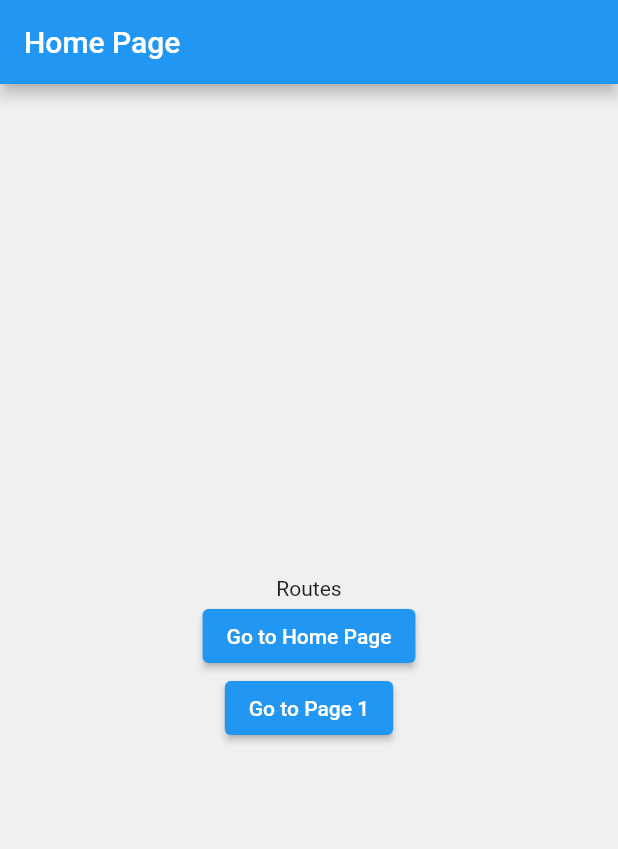
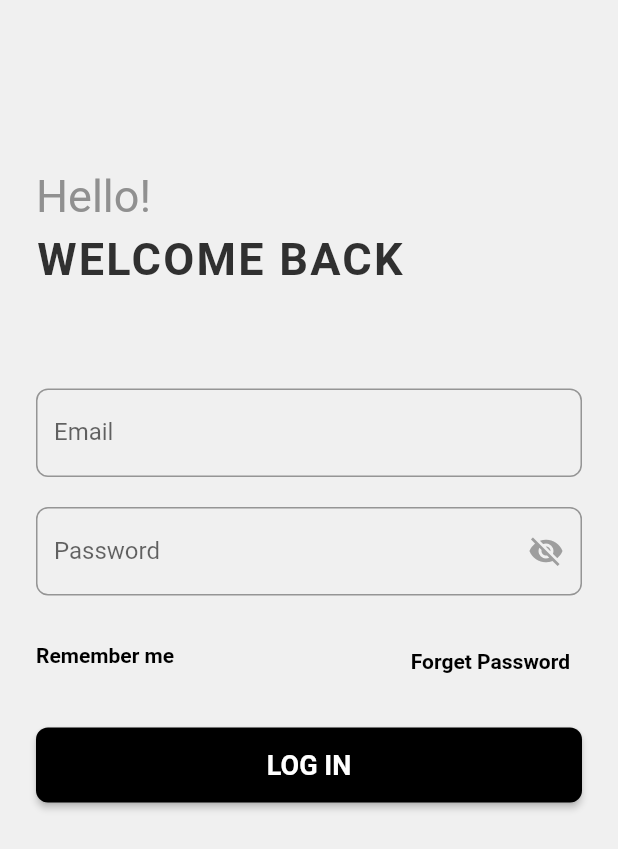
Before and after one commit to cemund/furniverse-admin, a Flutter app: the screen it shows after launch, on a phone screen of 412 x 824 dp. Shown: the top 849 px of the screen. Run offline on Flutter 3.47's test engine with Material 2 defaults, Android fonts, the phone set to English and light mode, and no system bars; our stand-ins replace cloud_firestore, firebase_auth, firebase_core; accounts and stored records are empty; Roboto replaces fonts that are missing (Avenir Next LT Pro, Nunito Sans).

Commit message:
firebase login and logout

```diff
--- /dev/null
+++ b/lib/LoginandLogout/login.dart
@@ -0,0 +1,222 @@
+import 'package:cloud_firestore/cloud_firestore.dart';
+import 'package:firebase_auth/firebase_auth.dart';
+import 'package:flutter/material.dart';
+
+
+
+class LogIn extends StatefulWidget {
+  const LogIn({super.key});
+
+  @override
+  State<LogIn> createState() => _LogInState();
+}
+
+class _LogInState extends State<LogIn> {
+
+  bool _isObscure = true;
+  final _emailController = TextEditingController();
+  final _passworController = TextEditingController();
+
+  @override
+  void dispose() {
+    _emailController.dispose();
+    _passworController.dispose();
+
+    super.dispose();
+  }
+
+  @override
+  Widget build(BuildContext context) {
+    return SafeArea(
+      child: Scaffold(
+        backgroundColor:  const Color(0xFFF0F0F0),
+        body: SingleChildScrollView(
+          physics: const NeverScrollableScrollPhysics(),
+          child: Padding(
+            padding: const EdgeInsets.all(24.0),
+            child: Column(
+              mainAxisAlignment: MainAxisAlignment.start,
+              crossAxisAlignment: CrossAxisAlignment.start,
+              children: [
+                const SizedBox(height: 76),
+
+                // Center(child: SvgPicture.asset('assets/icons/PrimaryIcon.svg')),
+
+                const SizedBox(height: 40),
+
+                const Text("Hello!",
+                  style: TextStyle(
+                    color: Color(0xFF909090),
+                    fontSize: 30,
+                    fontFamily: 'Avenir Next LT Pro',
+                    fontWeight: FontWeight.w400,
+                    height: 0.05,
+                  ),
+                ),
+
+                const SizedBox(height: 40),
+
+                const Text("WELCOME BACK",
+                  style: TextStyle(
+                    color: Color(0xFF303030),
+                    fontSize: 30,
+                    fontFamily: 'Avenir Next LT Pro',
+                    fontWeight: FontWeight.w700,
+                    height: 0.04,
+                    letterSpacing: 1.50,
+                  ),
+                ),
+
+                const SizedBox(height: 76),
+
+                TextFormField(
+                  controller: _emailController,
+                  decoration: const InputDecoration(
+                    border: OutlineInputBorder(borderRadius: BorderRadius.all(Radius.circular(8))),
+                    labelText: 'Email',
+                  ),
+                ),
+
+                const SizedBox(height: 20),
+
+                TextFormField(
+                  obscureText: _isObscure,
+                  controller: _passworController,
+                  decoration: InputDecoration(
+                    border: const OutlineInputBorder(borderRadius: BorderRadius.all(Radius.circular(8))),
+                    labelText: 'Password',
+                    suffixIcon: togglePassword(),
+                  ),
+                ),
+
+                const SizedBox(height: 20),
+
+                Row(
+                  mainAxisAlignment: MainAxisAlignment.spaceBetween,
+                  crossAxisAlignment: CrossAxisAlignment.start,
+                  children: [
+                    const Padding(
+                      padding: EdgeInsets.only(top: 12),
+                      child: Text("Remember me",
+                        style: TextStyle(
+                          color:  Colors.black,
+                          fontSize: 14,
+                          fontFamily: 'Nunito Sans',
+                          fontWeight: FontWeight.w600,
+                        ),
+                      )
+                    ),
+                    TextButton(onPressed: () {
+                      // Navigator.of(context).pushReplacement(
+                      //     MaterialPageRoute(
+                      //       builder: (context) => const EmailForgetPass(),
+                      //       ),
+                      //     );
+                        },
+                      child: const Text("Forget Password",
+                        style: TextStyle(
+                          color:  Colors.black,
+                          fontSize: 14,
+                          fontFamily: 'Nunito Sans',
+                          fontWeight: FontWeight.w600,
+                          ),
+                        )
+                      )
+                  ],
+                ),
+
+                const SizedBox(height: 20),
+
+                Center(
+                  child: SizedBox(
+                    width: double.infinity,
+                    height: 50,
+                    child: ElevatedButton(
+                      onPressed: LogIn
+                      ,
+                      style: ElevatedButton.styleFrom(
+                        backgroundColor: Colors.black,
+                        shape: RoundedRectangleBorder(borderRadius: BorderRadius.circular(8))
+                      ),
+                      child: const Text("LOG IN",
+                        style: TextStyle(
+                          color: Colors.white,
+                          fontSize: 18,
+                          fontFamily: 'Nunito Sans',
+                          fontWeight: FontWeight.w600,
+                          height: 0,
+                          ),
+                        ),
+
+                      ),
+                  )
+                ),
+
+                const SizedBox(height: 10),
+
+                // Row(
+                //   mainAxisAlignment: MainAxisAlignment.center,
+                //   crossAxisAlignment: CrossAxisAlignment.center,
+                //   children: [
+                //     const Text("Don't have an account?"),
+                //     TextButton(onPressed: () {Navigator.of(context).pushReplacement(
+                //           MaterialPageRoute(
+                //             builder: (context) => const Registration(),
+                //             ),
+                //           );
+                //         },
+                //       child: const Text("SIGN UP", style: TextStyle(
+                //         color:  Colors.black,
+                //         fontSize: 14,
+                //         fontFamily: 'Nunito Sans',
+                //         fontWeight: FontWeight.w700,
+                //         ),
+                //       )
+                //     ),
+                //   ],
+                // )
+
+              ],
+            ),
+          ),
+        ),
+      ),
+    );
+  }
+
+  Widget togglePassword(){
+    return IconButton(onPressed:(){
+      setState(() {
+        _isObscure = !_isObscure;
+      });
+    }, icon: _isObscure ? const Icon(Icons.visibility_off) : const Icon(Icons.visibility), color: Colors.grey,);
+  }
+
+  Future createUser({required String email}) async{
+    final docUser = FirebaseFirestore.instance.collection('Users');
+    final json = {
+      'email' : email,
+      'age' : 21,
+    };
+
+    await docUser.add(json);
+  }
+
+  Future LogIn() async{
+
+    showDialog(context: context,
+    barrierDismissible: false,
+    builder: (context) => Center(child: CircularProgressIndicator()));
+
+    try {
+      User? result =  (await FirebaseAuth.instance.signInWithEmailAndPassword(
+          email: _emailController.text.trim(),
+          password: _passworController.text.trim())).user;
+          print(result?.uid);
+    } on FirebaseAuthException catch (e) {
+        print(e);
+    }
+
+    //navigatorKey.currentState!.popUntil((route) => route.isFirst);
+  }
+}
--- a/lib/home/main_page.dart
+++ b/lib/home/main_page.dart
@@ -1,4 +1,8 @@
+import 'package:firebase_auth/firebase_auth.dart';
 import 'package:flutter/material.dart';
+import 'package:furniverse_admin/LoginandLogout/login.dart';
+import 'package:furniverse_admin/LoginandLogout/profile_screen.dart';
+import 'package:furniverse_admin/sample.dart';
 
 class MainButtons extends StatelessWidget {
   final Map<String, String> routes;
@@ -8,23 +12,40 @@ class MainButtons extends StatelessWidget {
   @override
   Widget build(BuildContext context) {
     return Scaffold(
-      backgroundColor:  const Color(0xFFF0F0F0),
-      appBar: AppBar(
-        title: const Text('Home Page'),
+
+      body: StreamBuilder<User?>(
+        stream: FirebaseAuth.instance.authStateChanges(),
+        builder: (context, snapshot) {
+          if (snapshot.connectionState == ConnectionState.waiting) {
+            return const Center(child: CircularProgressIndicator());
+          } else if(snapshot.hasError){
+            return const Center(child: Text("Something went wrong."),);
+          } else if (snapshot.hasData) {
+            return const ProfilePage();
+          } else {
+          return const LogIn();
+          }
+        }
       ),
-      body: Center(
-          child: Column(
-        mainAxisAlignment: MainAxisAlignment.center,
-        children: [
-          const Text('Routes'),
-          for (var route in routes.entries)
-            ElevatedButton(
-                onPressed: () {
-                  Navigator.pushNamed(context, route.key);
-                },
-                child: Text('Go to ${route.value}'))
-        ],
-      )),
+
+
+      // backgroundColor:  const Color(0xFFF0F0F0),
+      // appBar: AppBar(
+      //   title: const Text('Home Page'),
+      // ),
+      // body: Center(
+      //     child: Column(
+      //   mainAxisAlignment: MainAxisAlignment.center,
+      //   children: [
+      //     const Text('Routes'),
+      //     for (var route in routes.entries)
+      //       ElevatedButton(
+      //           onPressed: () {
+      //             Navigator.pushNamed(context, route.key);
+      //           },
+      //           child: Text('Go to ${route.value}'))
+      //   ],
+      // )),
     );
   }
 }
--- a/lib/main.dart
+++ b/lib/main.dart
@@ -1,8 +1,13 @@
 import 'package:flutter/material.dart';
+import 'package:furniverse_admin/LoginandLogout/login.dart';
 import 'package:furniverse_admin/sample.dart';
 import 'home/main_page.dart';
+import 'package:firebase_core/firebase_core.dart';
+import 'firebase_options.dart';
 
-void main() {
+void main() async {
+  WidgetsFlutterBinding.ensureInitialized();
+  await Firebase.initializeApp(options: DefaultFirebaseOptions.currentPlatform);
   runApp(MyApp());
 }
 
@@ -23,7 +28,7 @@ class MyApp extends StatelessWidget {
       title: 'Furniverse',
       routes: {
         '/': (context) => MainButtons(routes),
-        '/page1': (context) => const Sample(),
+        '/page1': (context) => const LogIn(),
       },
     );
   }
--- a/pubspec.yaml
+++ b/pubspec.yaml
@@ -35,6 +35,9 @@ dependencies:
   # The following adds the Cupertino Icons font to your application.
   # Use with the CupertinoIcons class for iOS style icons.
   cupertino_icons: ^1.0.2
+  firebase_core: ^2.19.0
+  cloud_firestore: ^4.11.0
+  firebase_auth: ^4.11.1
 
 dev_dependencies:
   flutter_test:
```
Also changed, not shown: lib/LoginandLogout/profile_screen.dart (added, +36 -0 lines), lib/firebase_options.dart (added), pubspec.lock, 10 other files.
